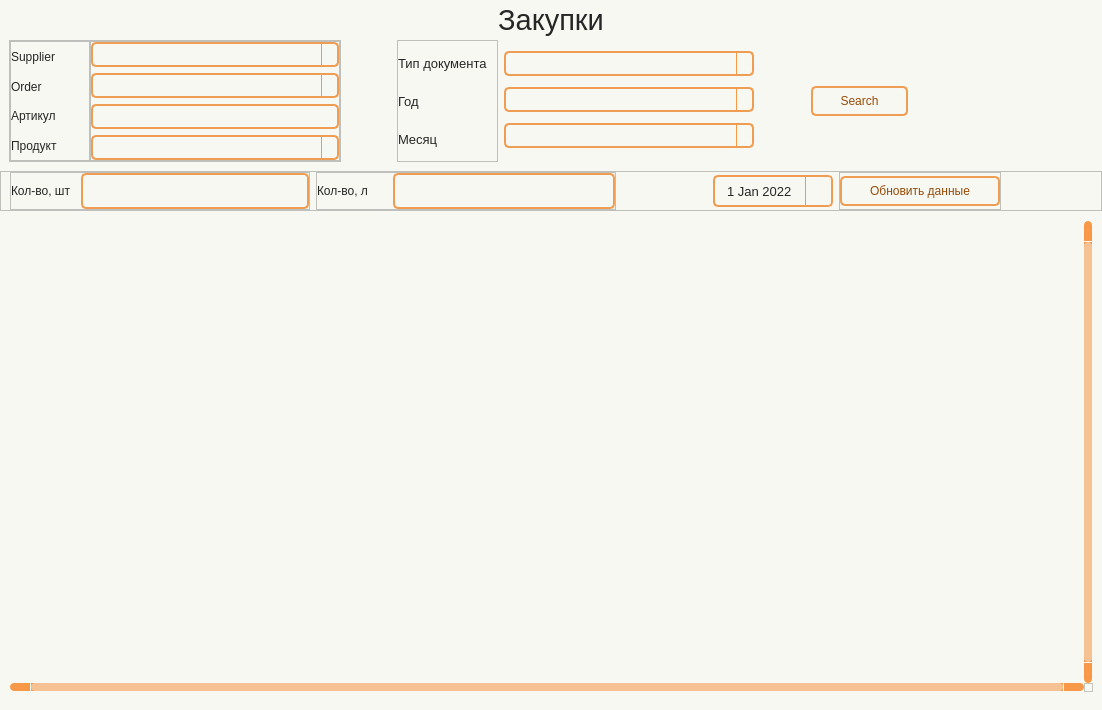
This is wind/pages/purchase.ui in Masik84/Daily_Report_QT as Qt 5 draws it before an edit. The edited form follows.
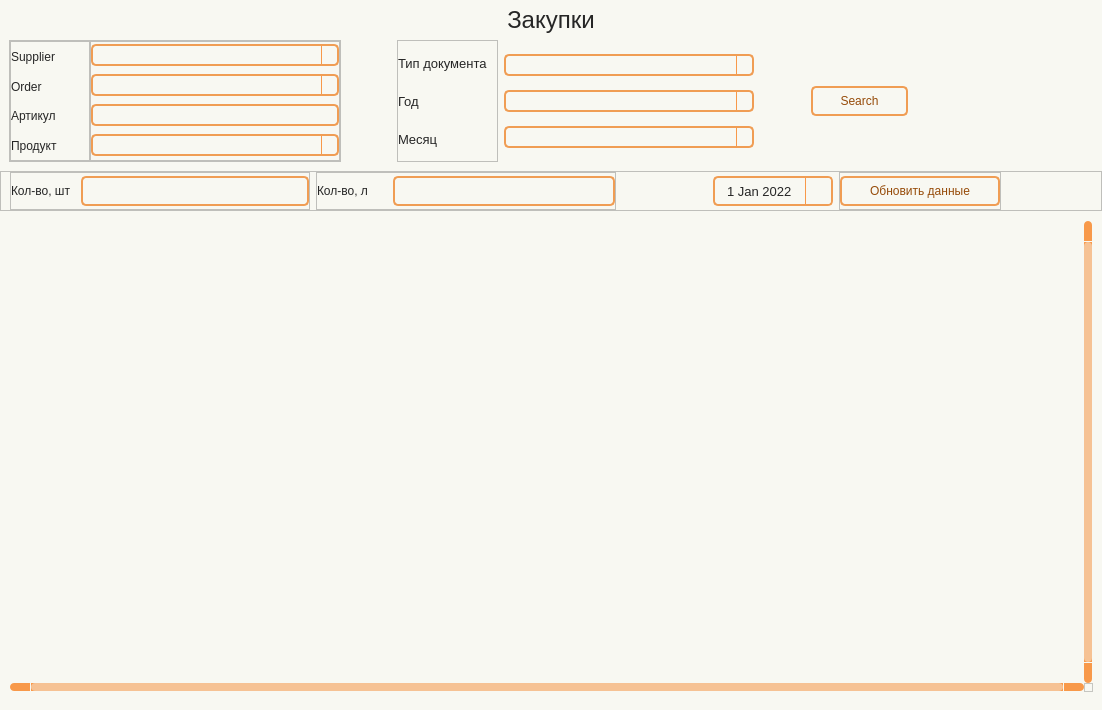
This is the edited form. Icons and pictures are not drawn.

Patch:
```diff
--- a/wind/pages/purchase.ui
+++ b/wind/pages/purchase.ui
@@ -28,7 +28,7 @@
 
 #Title_label.QLabel {
 color: #262626;
-font: 22pt &quot;Tahoma&quot;;
+font: 18pt &quot;Tahoma&quot;;
 }
 
 QLabel {
@@ -70,19 +70,29 @@
 	padding-right: 5px;
 	gridline-color: #f8994a;
 	color: #262626;
+	padding: 1px;
+    font: 7pt &quot;Tahoma&quot;; 
 }
 QTableWidget::item:selected{
-	background-color: #f6c294;
-    color: #262626;
+	background-color: #f28223;
+    color: #ffffff;
+}
+QTableWidget::item:editable {
+	background-color: #ffffd0;
+	border: #ffffff;
+}
+QTableWidget::item:focus {
+	background-color: #f28223;
+	border: 2px solid #ffffff;
 }
 QHeaderView::section{
 	background-color: #f8f8f2;
-	max-width: 30px;
 	border: none;
 	border-style: none;
 }
 QTableWidget::horizontalHeader {	
 	background-color: #f8994a;
+	font: 10pt &quot;Tahoma&quot;;
 }
 QHeaderView::section:horizontal {
     border: 1px solid #f8994a;
@@ -113,6 +123,52 @@
 	border: 2px solid #f28223;
 }
 
+/* Стили для множественного выбора */
+QListWidget {
+    background-color: #f8f8f2;
+    border: 2px solid #f09d54;
+    border-radius: 5px;
+    color: #262626;
+    font: 10pt &quot;Tahoma&quot;;
+}
+
+QListWidget::item {
+    padding: 5px;
+    border-bottom: 1px solid #f8994a;
+}
+
+QListWidget::item:selected {
+    background-color: #f28223;
+    color: #ffffff;
+}
+
+QListWidget::item:hover {
+    background-color: #ffd4af;
+}
+
+/* Улучшенная видимость чекбоксов */
+QCheckBox::indicator {
+    width: 16px;
+    height: 16px;
+}
+
+QCheckBox::indicator:unchecked {
+    border: 2px solid #f09d54;
+    background-color: #f8f8f2;
+    border-radius: 3px;
+}
+
+QCheckBox::indicator:checked {
+    border: 2px solid #f28223;
+    background-color: #f28223;
+    border-radius: 3px;
+    image: url(:/icon/icon/check.svg);
+}
+
+QCheckBox::indicator:hover {
+    border: 2px solid #f28223;
+}
+
 QComboBox {
 	background-color: #f8f8f2;
 	border-radius: 5px;
@@ -121,7 +177,7 @@
 	selection-color: #f28223;
 	selection-background-color: #f28223;
     color: #262626;
-	font: 10pt &quot;Tahoma&quot;;
+	font: 9pt &quot;Tahoma&quot;;
 }
 QComboBox:hover {
 	border: 2px solid #f28223;
@@ -164,7 +220,7 @@
 }
 QScrollBar::handle:horizontal {
     background: #f6c294;
-    min-width: 25px;
+    min-width: 20px;
 	border-radius: 4px
 }
 QScrollBar::add-line:horizontal {
@@ -379,10 +435,16 @@
           <height>40</height>
          </size>
         </property>
+        <property name="maximumSize">
+         <size>
+          <width>16777215</width>
+          <height>40</height>
+         </size>
+        </property>
         <property name="font">
          <font>
           <family>Tahoma</family>
-          <pointsize>22</pointsize>
+          <pointsize>18</pointsize>
           <italic>false</italic>
           <bold>false</bold>
          </font>
@@ -542,13 +604,13 @@
                  <property name="minimumSize">
                   <size>
                    <width>0</width>
-                   <height>25</height>
+                   <height>22</height>
                   </size>
                  </property>
                  <property name="maximumSize">
                   <size>
                    <width>16777215</width>
-                   <height>25</height>
+                   <height>22</height>
                   </size>
                  </property>
                 </widget>
@@ -558,7 +620,13 @@
                  <property name="minimumSize">
                   <size>
                    <width>0</width>
-                   <height>25</height>
+                   <height>22</height>
+                  </size>
+                 </property>
+                 <property name="maximumSize">
+                  <size>
+                   <width>16777215</width>
+                   <height>22</height>
                   </size>
                  </property>
                 </widget>
@@ -568,13 +636,13 @@
                  <property name="minimumSize">
                   <size>
                    <width>0</width>
-                   <height>25</height>
+                   <height>22</height>
                   </size>
                  </property>
                  <property name="maximumSize">
                   <size>
                    <width>16777215</width>
-                   <height>25</height>
+                   <height>22</height>
                   </size>
                  </property>
                 </widget>
@@ -584,13 +652,13 @@
                  <property name="minimumSize">
                   <size>
                    <width>0</width>
-                   <height>25</height>
+                   <height>22</height>
                   </size>
                  </property>
                  <property name="maximumSize">
                   <size>
                    <width>16777215</width>
-                   <height>25</height>
+                   <height>22</height>
                   </size>
                  </property>
                 </widget>
@@ -733,13 +801,13 @@
               <property name="minimumSize">
                <size>
                 <width>0</width>
-                <height>25</height>
+                <height>22</height>
                </size>
               </property>
               <property name="maximumSize">
                <size>
                 <width>16777215</width>
-                <height>25</height>
+                <height>22</height>
                </size>
               </property>
               <property name="iconSize">
@@ -755,13 +823,13 @@
               <property name="minimumSize">
                <size>
                 <width>0</width>
-                <height>25</height>
+                <height>22</height>
                </size>
               </property>
               <property name="maximumSize">
                <size>
                 <width>16777215</width>
-                <height>25</height>
+                <height>22</height>
                </size>
               </property>
              </widget>
@@ -771,13 +839,13 @@
               <property name="minimumSize">
                <size>
                 <width>0</width>
-                <height>25</height>
+                <height>22</height>
                </size>
               </property>
               <property name="maximumSize">
                <size>
                 <width>16777215</width>
-                <height>25</height>
+                <height>22</height>
                </size>
               </property>
              </widget>
@@ -951,6 +1019,18 @@
             </item>
             <item>
              <widget class="QLabel" name="label_qty_pcs">
+              <property name="minimumSize">
+               <size>
+                <width>0</width>
+                <height>30</height>
+               </size>
+              </property>
+              <property name="maximumSize">
+               <size>
+                <width>16777215</width>
+                <height>30</height>
+               </size>
+              </property>
               <property name="styleSheet">
                <string notr="true">QLabel {
 	background-color: #f8f8f2;
@@ -1020,6 +1100,18 @@
             </item>
             <item>
              <widget class="QLabel" name="label_Volume">
+              <property name="minimumSize">
+               <size>
+                <width>0</width>
+                <height>30</height>
+               </size>
+              </property>
+              <property name="maximumSize">
+               <size>
+                <width>16777215</width>
+                <height>30</height>
+               </size>
+              </property>
               <property name="styleSheet">
                <string notr="true">QLabel {
 	background-color: #f8f8f2;
@@ -1059,7 +1151,13 @@
            <property name="minimumSize">
             <size>
              <width>104</width>
-             <height>32</height>
+             <height>30</height>
+            </size>
+           </property>
+           <property name="maximumSize">
+            <size>
+             <width>16777215</width>
+             <height>30</height>
             </size>
            </property>
            <property name="font">
```
Left out of the diff: 2 changed lines with no effect on the pictures.
